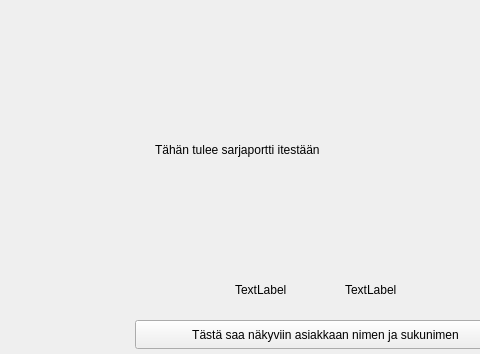
Above: frontend/mainwindow.ui from slmksav/Qt6-ATM-app before the change; both pictures show x 105 to 585 and y 0 to 354 of the 800 by 600 pixel window. Below: the same form after it.
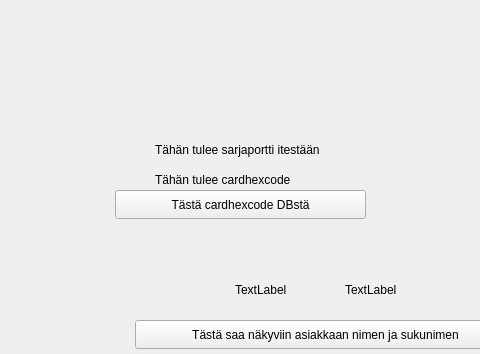
That is the form after the change.

The edit to the form file:
```diff
--- a/frontend/mainwindow.ui
+++ b/frontend/mainwindow.ui
@@ -79,6 +79,32 @@
      <string>Tähän tulee sarjaportti itestään</string>
     </property>
    </widget>
+   <widget class="QLabel" name="cardhexcodeLabel">
+    <property name="geometry">
+     <rect>
+      <x>260</x>
+      <y>170</y>
+      <width>211</width>
+      <height>20</height>
+     </rect>
+    </property>
+    <property name="text">
+     <string>Tähän tulee cardhexcode</string>
+    </property>
+   </widget>
+   <widget class="QPushButton" name="cardhexcodePushbutton">
+    <property name="geometry">
+     <rect>
+      <x>220</x>
+      <y>190</y>
+      <width>251</width>
+      <height>29</height>
+     </rect>
+    </property>
+    <property name="text">
+     <string>Tästä cardhexcode DBstä</string>
+    </property>
+   </widget>
   </widget>
   <widget class="QMenuBar" name="menubar">
    <property name="geometry">
```
